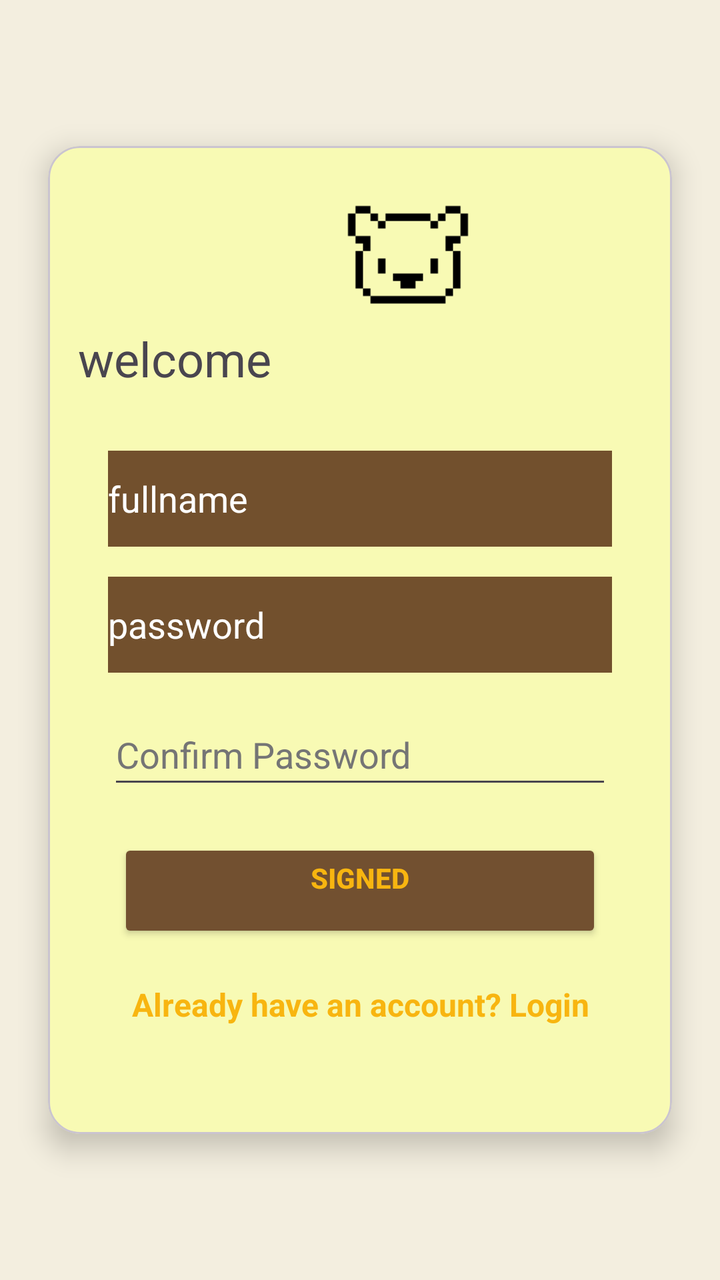
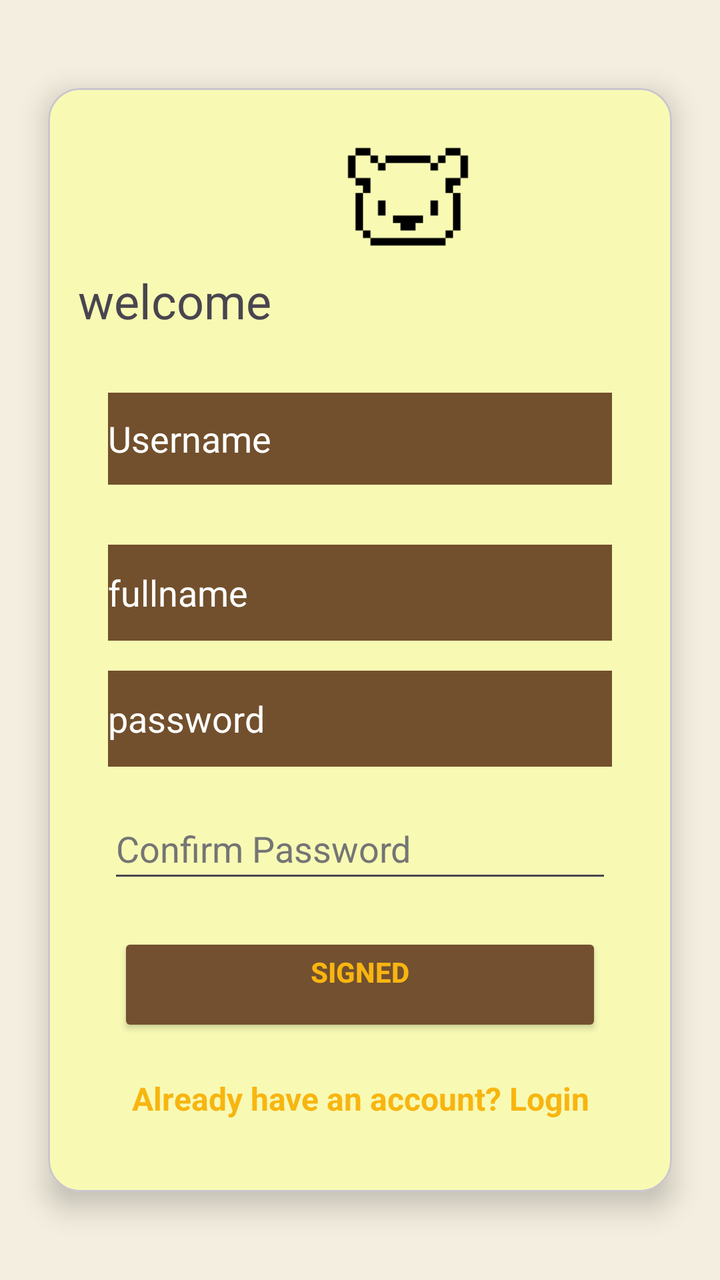

An Android layout rendered at two revisions. The XML below is the earlier revision; the diff shows what the commit changed to produce the second picture.
<!-- AndroidManifest.xml: application theme Theme.BeeBudgetingLimited -->
<!-- res/layout/activity_sign_up.xml -->
<?xml version="1.0" encoding="utf-8"?>
<androidx.constraintlayout.widget.ConstraintLayout xmlns:android="http://schemas.android.com/apk/res/android"
    xmlns:app="http://schemas.android.com/apk/res-auto"
    xmlns:tools="http://schemas.android.com/tools"
    android:id="@+id/main"
    android:layout_width="match_parent"
    android:layout_height="match_parent"
    android:background="#F3EEDF"
    tools:context=".MainActivity">

    <com.google.android.material.card.MaterialCardView
        android:id="@+id/cardContainer"
        android:layout_width="0dp"
        android:layout_height="wrap_content"
        android:layout_margin="24dp"
        android:backgroundTint="@color/pastel_yellow"
        app:cardCornerRadius="16dp"
        app:cardElevation="8dp"
        app:layout_constraintBottom_toBottomOf="parent"
        app:layout_constraintEnd_toEndOf="parent"
        app:layout_constraintStart_toStartOf="parent"
        app:layout_constraintTop_toTopOf="parent">


        <LinearLayout
            android:id="@+id/linearLayout"
            android:layout_width="match_parent"
            android:layout_height="494dp"
            android:orientation="vertical"
            android:padding="15dp"
            android:paddingTop="40dp"
            android:paddingBottom="40dp"
            app:layout_constraintBottom_toBottomOf="parent"
            app:layout_constraintEnd_toEndOf="parent"
            app:layout_constraintHorizontal_bias="0.496"
            app:layout_constraintStart_toStartOf="parent"
            app:layout_constraintTop_toTopOf="parent"
            app:layout_constraintVertical_bias="0.0">

            <ImageView
                android:id="@+id/imageView"
                android:layout_width="330dp"
                android:layout_height="75dp"
                app:srcCompat="@drawable/bearicon" />

            <TextView
                android:id="@+id/textView"
                android:layout_width="match_parent"
                android:layout_height="wrap_content"
                android:text="welcome"
                android:textAlignment="center"
                android:textSize="24sp" />



            <EditText
                android:id="@+id/etSEmailAddress"
                android:layout_width="match_parent"
                android:layout_height="wrap_content"
                android:layout_marginLeft="15dp"
                android:layout_marginTop="30dp"
                android:layout_marginRight="15dp"
                android:autofillHints="fullname"
                android:background="#72502D"
                android:backgroundTint="#72502D"
                android:ems="10"
                android:hint="fullname"
                android:inputType="textEmailAddress"
                android:minHeight="48dp"
                android:textColorHint="#FFFFFF" />

            <EditText
                android:id="@+id/etSPassword"
                android:layout_width="match_parent"
                android:layout_height="wrap_content"
                android:layout_marginLeft="15dp"
                android:layout_marginTop="15dp"
                android:layout_marginRight="15dp"
                android:autofillHints="password"
                android:background="#72502D"
                android:ems="10"
                android:hint="@string/password"
                android:inputType="textPassword"
                android:minHeight="48dp"
                android:textColorHint="#FFFFFF" />

            <EditText
                android:id="@+id/etSConfPassword"
                android:layout_width="match_parent"
                android:layout_height="wrap_content"
                android:layout_marginLeft="15dp"
                android:layout_marginTop="15dp"
                android:layout_marginRight="15dp"
                android:autofillHints="password"
                android:ems="10"
                android:hint="@string/confirm_password"
                android:inputType="textPassword"
                android:minHeight="48dp"
                android:textColorHint="#757575"
                tools:ignore="TextContrastCheck" />

            <Button
                android:id="@+id/btnSigned"
                android:layout_width="match_parent"
                android:layout_height="52dp"
                android:layout_margin="20dp"
                android:backgroundTint="@color/Gray_brown"
                android:text="@string/signed"
                android:textAlignment="center"
                android:textColor="#F8B510"
                android:textStyle="bold" />

            <TextView
                android:id="@+id/tvRedirectLogin"
                android:layout_width="match_parent"
                android:layout_height="wrap_content"
                android:gravity="center_horizontal"
                android:text="@string/already_have_an_account_login"
                android:textColor="#F8B510"
                android:textSize="16sp"
                android:textStyle="bold" />

        </LinearLayout>

    </com.google.android.material.card.MaterialCardView>

</androidx.constraintlayout.widget.ConstraintLayout>
<!-- resources referenced by this layout -->
<resources>
  <color name="Gray_brown">#725030</color>
  <color name="pastel_yellow">#F8FAB4</color>
  <!-- drawable bearicon: png bitmap (drawable, 423 bytes) -->
  <string name="already_have_an_account_login">Already have an account? Login\n</string>
  <string name="confirm_password">Confirm Password\n</string>
  <string name="password">password</string>
  <string name="signed">Signed\n</string>
  <style name="Theme.BeeBudgetingLimited" parent="Base.Theme.BeeBudgetingLimited" />
  <style name="Base.Theme.BeeBudgetingLimited" parent="Theme.Material3.DayNight.NoActionBar">
          
          
      </style>
</resources>

<!-- the commit's change to res/layout/activity_sign_up.xml (unified diff, before → after) -->
@@ -25,7 +25,7 @@
         <LinearLayout
             android:id="@+id/linearLayout"
             android:layout_width="match_parent"
-            android:layout_height="494dp"
+            android:layout_height="552dp"
             android:orientation="vertical"
             android:padding="15dp"
             android:paddingTop="40dp"
@@ -51,7 +51,21 @@
                 android:textAlignment="center"
                 android:textSize="24sp" />
 
-
+            <EditText
+                android:id="@+id/etUsername"
+                android:layout_width="match_parent"
+                android:layout_height="46dp"
+                android:layout_marginLeft="15dp"
+                android:layout_marginTop="30dp"
+                android:layout_marginRight="15dp"
+                android:autofillHints="fullname"
+                android:background="#72502D"
+                android:backgroundTint="#72502D"
+                android:ems="10"
+                android:hint="Username"
+                android:inputType="textEmailAddress"
+                android:minHeight="48dp"
+                android:textColorHint="#FFFFFF" />
 
             <EditText
                 android:id="@+id/etSEmailAddress"
